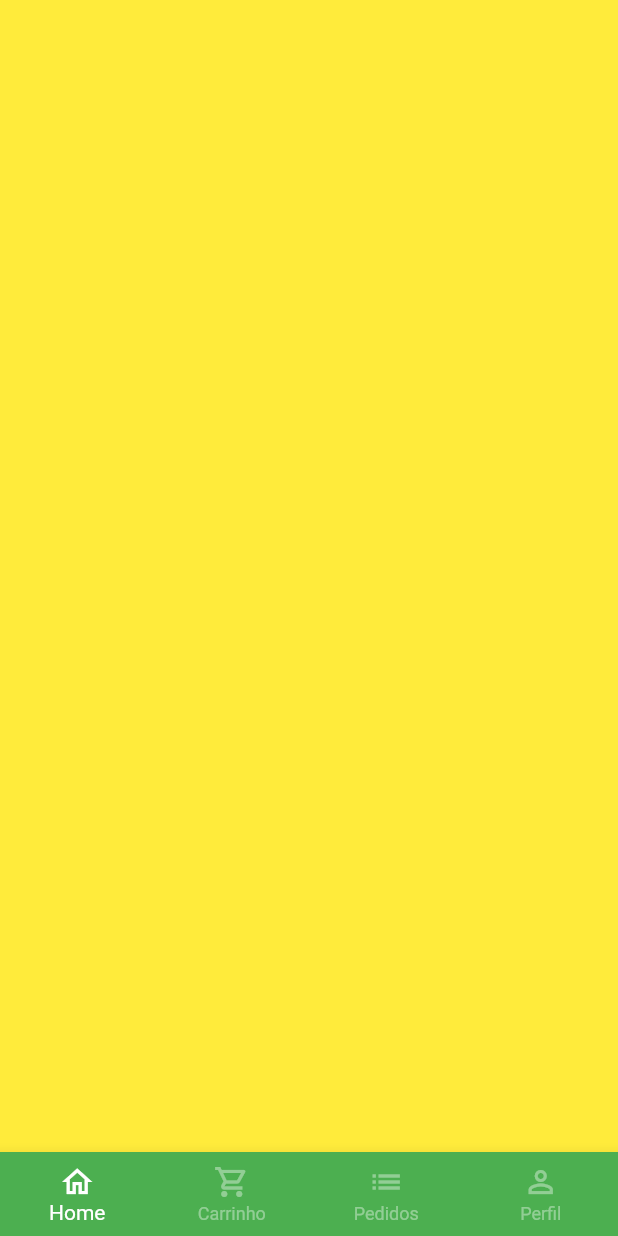
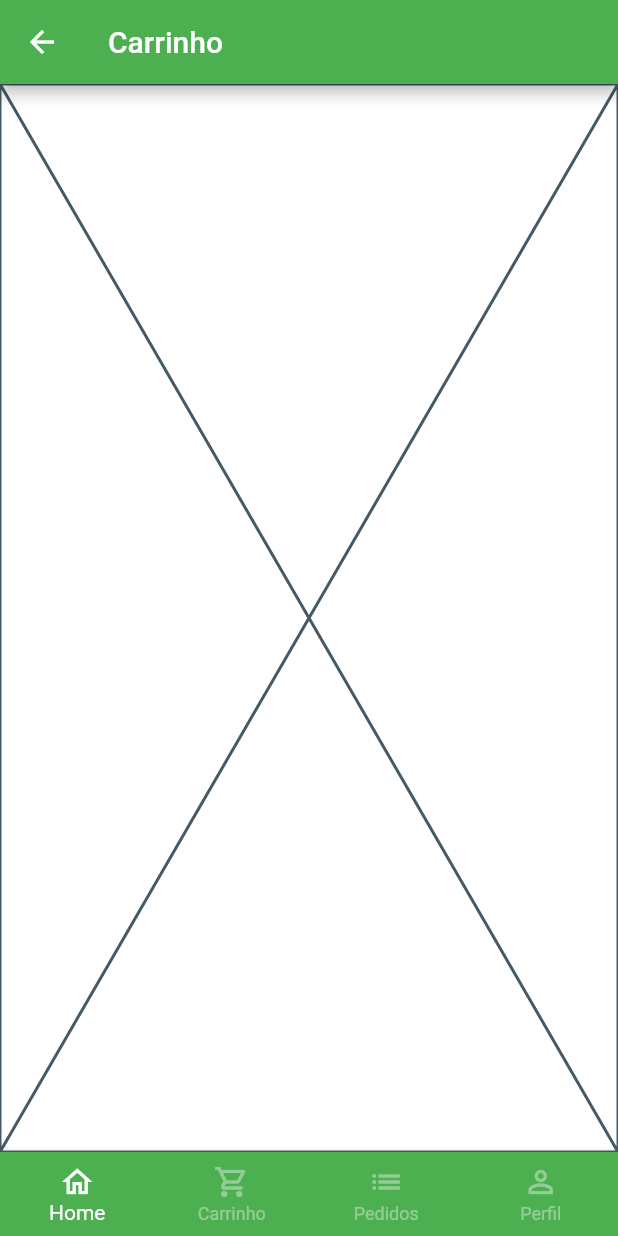
Before and after one commit to goncalveshigino/quitanda, a Flutter app: the BaseScreen screen opened directly, swiped to page 3, on a phone screen of 412 x 824 dp. Run offline on Flutter 3.47's test engine with Material 2 defaults, Android fonts, the phone set to English and light mode, and no system bars; our stand-ins replace animated_text_kit, badges, mask_text_input_formatter.

Commit message:
Carrinho

```diff
--- a/lib/src/pages/auth/components/custom_text_field.dart
+++ b/lib/src/pages/auth/components/custom_text_field.dart
@@ -2,6 +2,7 @@ import 'package:flutter/material.dart';
 import 'package:flutter/services.dart';
 
 class CustomTextField extends StatefulWidget {
+
   final IconData icon;
   final String label;
   final bool isSecret;
@@ -20,6 +21,7 @@ class CustomTextField extends StatefulWidget {
 }
 
 class _CustomTextFieldState extends State<CustomTextField> {
+
   bool isObscure = false;
 
   @override
--- a/lib/src/pages/auth/sign_in_screen.dart
+++ b/lib/src/pages/auth/sign_in_screen.dart
@@ -23,6 +23,7 @@ class SignInScreen extends StatelessWidget {
           height: size.height,
            child: Column(
             children: [
+
               Expanded(
                 child: Column(
                    mainAxisAlignment: MainAxisAlignment.center,
--- a/lib/src/pages/base/base_screen.dart
+++ b/lib/src/pages/base/base_screen.dart
@@ -1,5 +1,7 @@
 import 'package:flutter/material.dart';
 import 'package:quitanda/src/pages/home/home_tab.dart';
+
+import '../cart/cart_tab.dart';
 
 
 class BaseScreen extends StatefulWidget {
@@ -27,9 +29,7 @@ class _BaseScreenState extends State<BaseScreen> {
           Container(
             color: Colors.green,
           ),
-          Container(
-            color: Colors.yellow,
-          ),
+        const  CartTab(),
           Container(
             color: Colors.brown,
           ),
--- /dev/null
+++ b/lib/src/pages/cart/cart_tab.dart
@@ -0,0 +1,25 @@
+import 'package:flutter/material.dart';
+
+
+class CartTab extends StatelessWidget {
+  const CartTab({Key? key}) : super(key: key);
+
+  @override
+  Widget build(BuildContext context) {
+    return Scaffold(
+      appBar: AppBar(
+        title: const Text('Carrinho'),
+      ),
+
+      body: Column(
+        children: [
+
+   Expanded(
+    child: Placeholder(),
+   )
+
+        ],
+      ),
+    );
+  }
+}
```
Also changed, not shown: lib/src/pages/product/product_screen.dart (+19 -10 lines), pubspec.lock, 4 other files.
